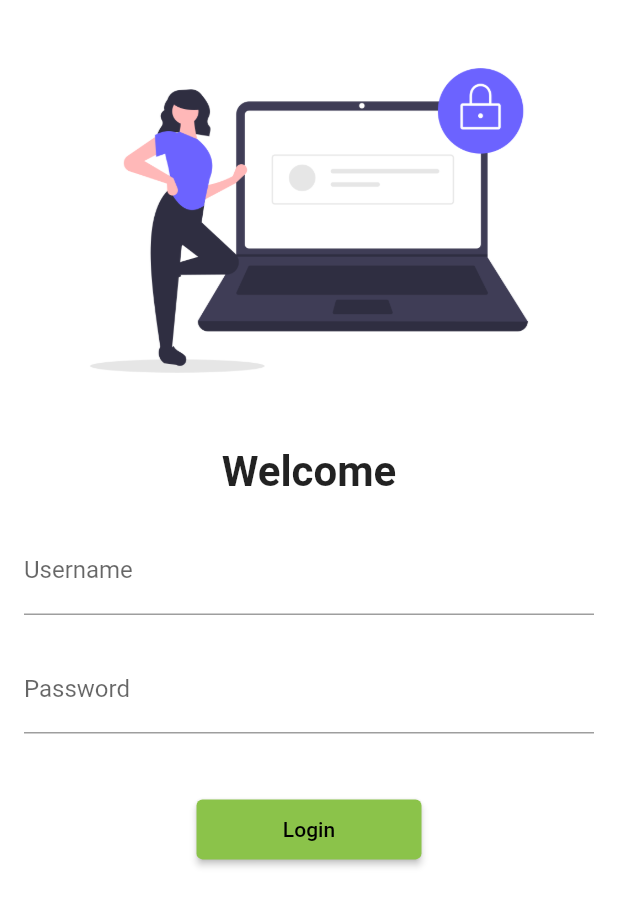
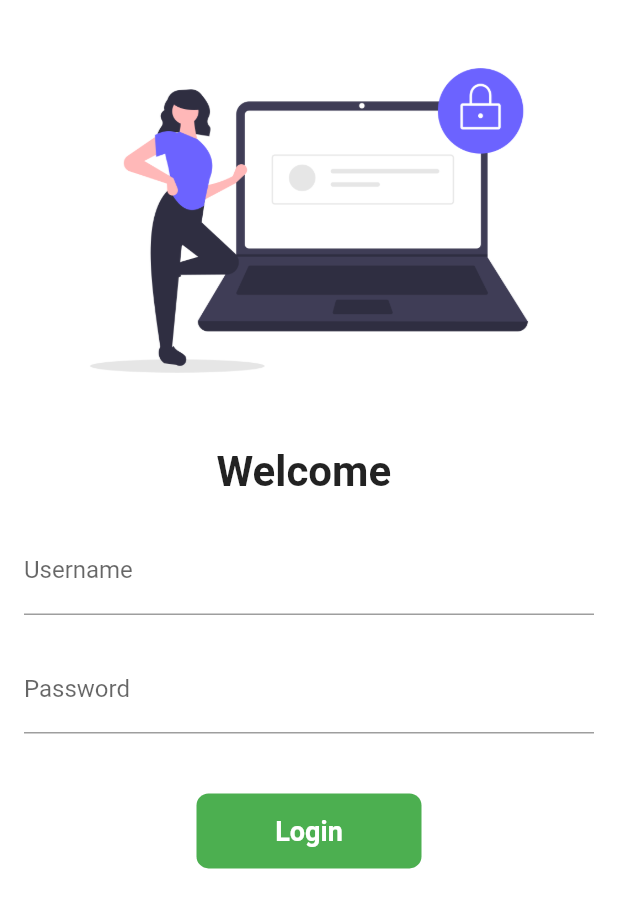
Before and after one commit to sakshinagori874/catalogapp, a Flutter app: the screen it shows after launch, on a phone screen of 412 x 824 dp. Shown: the top 908 px of the screen. Run offline on Flutter 3.47's test engine with Material 2 defaults, Android fonts, the phone set to English and light mode, and no system bars.

Commit message:
day6 completed

```diff
--- a/lib/main.dart
+++ b/lib/main.dart
@@ -14,7 +14,7 @@ class MyApp extends StatelessWidget {
       debugShowCheckedModeBanner: false,
       themeMode: ThemeMode.light,
       darkTheme: ThemeData.dark(),
-      theme: ThemeData(primarySwatch: Colors.lightGreen),
+      theme: ThemeData(primarySwatch: Colors.green),
       // initialRoute: "/home",
       routes: {
         "/": (context) => LoginPage(),
--- a/lib/pages/login_page.dart
+++ b/lib/pages/login_page.dart
@@ -1,7 +1,14 @@
 import 'package:catalog/utils/routes.dart';
 import 'package:flutter/material.dart';
 
-class LoginPage extends StatelessWidget {
+class LoginPage extends StatefulWidget {
+  @override
+  State<LoginPage> createState() => _LoginPageState();
+}
+
+class _LoginPageState extends State<LoginPage> {
+  String name = "";
+  bool changeButton = false;
   @override
   Widget build(BuildContext context) {
     return Material(
@@ -16,7 +23,7 @@ class LoginPage extends StatelessWidget {
                   height: 20,
                 ),
                 Text(
-                  "Welcome",
+                  "Welcome $name",
                   style: TextStyle(fontSize: 28, fontWeight: FontWeight.bold),
                 ),
                 SizedBox(
@@ -28,6 +35,10 @@ class LoginPage extends StatelessWidget {
                     labelText: "Username",
                     // border: OutlineInputBorder(),
                   ),
+                  onChanged: (value) {
+                    name = value;
+                    setState(() {});
+                  },
                 ),
                 SizedBox(height: 20),
                 TextFormField(
@@ -39,12 +50,41 @@ class LoginPage extends StatelessWidget {
                   ),
                 ),
                 SizedBox(height: 40),
-                ElevatedButton(
-                    onPressed: () {
-                      Navigator.pushNamed(context, MyRoutes.homeroute);
-                    },
-                    child: Text("Login"),
-                    style: TextButton.styleFrom(minimumSize: Size(150, 40))),
+                // ElevatedButton(
+                //     onPressed: () {
+                //       Navigator.pushNamed(context, MyRoutes.homeroute);
+                //     },
+                //     child: Text("Login"),
+                //     style: TextButton.styleFrom(minimumSize: Size(150, 40))),
+                InkWell(
+                  onTap: () async {
+                    setState(() {
+                      changeButton = true;
+                    });
+                    await Future.delayed(Duration(seconds: 1));
+                    Navigator.pushNamed(context, MyRoutes.homeroute);
+                  },
+                  child: AnimatedContainer(
+                    duration: Duration(seconds: 1),
+                    height: 50,
+                    width: changeButton ? 50 : 150,
+                    alignment: Alignment.center,
+                    decoration: BoxDecoration(
+                      color: Colors.green,
+                      borderRadius:
+                          BorderRadius.circular(changeButton ? 50 : 8),
+                    ),
+                    child: changeButton
+                        ? Icon(Icons.done)
+                        : Text(
+                            "Login",
+                            style: TextStyle(
+                                color: Colors.white,
+                                fontWeight: FontWeight.bold,
+                                fontSize: 18),
+                          ),
+                  ),
+                ),
               ],
             ),
           ),
```
